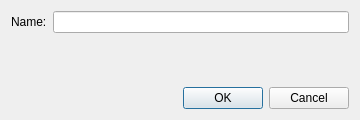
dchapyshev/aspia, file source/client/ui/hosts/router_workspace_dialog.ui: the form before one commit.
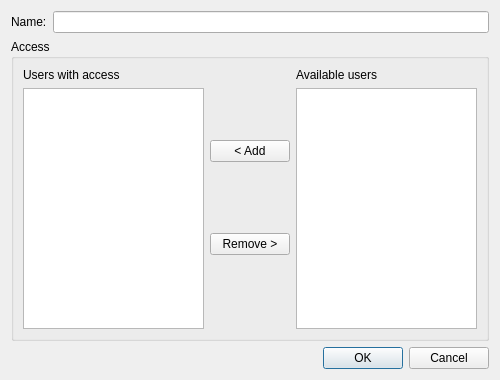
The form after the commit. Custom widgets are drawn as their Qt base class.

Commit message: Implement access management.

The edit to the form file:
```diff
--- a/source/client/ui/hosts/router_workspace_dialog.ui
+++ b/source/client/ui/hosts/router_workspace_dialog.ui
@@ -6,8 +6,8 @@
    <rect>
     <x>0</x>
     <y>0</y>
-    <width>360</width>
-    <height>120</height>
+    <width>500</width>
+    <height>380</height>
    </rect>
   </property>
   <property name="windowTitle">
@@ -32,17 +32,79 @@
     </layout>
    </item>
    <item>
-    <spacer name="verticalSpacer">
-     <property name="orientation">
-      <enum>Qt::Orientation::Vertical</enum>
+    <widget class="QGroupBox" name="group_access">
+     <property name="title">
+      <string>Access</string>
      </property>
-     <property name="sizeHint" stdset="0">
-      <size>
-       <width>20</width>
-       <height>10</height>
-      </size>
-     </property>
-    </spacer>
+     <layout class="QHBoxLayout" name="horizontalLayout_access">
+      <item>
+       <layout class="QVBoxLayout" name="verticalLayout_left">
+        <item>
+         <widget class="QLabel" name="label_with_access">
+          <property name="text">
+           <string>Users with access</string>
+          </property>
+         </widget>
+        </item>
+        <item>
+         <widget class="QListWidget" name="list_with_access"/>
+        </item>
+       </layout>
+      </item>
+      <item>
+       <layout class="QVBoxLayout" name="verticalLayout_buttons">
+        <item>
+         <spacer name="verticalSpacer_top">
+          <property name="orientation">
+           <enum>Qt::Orientation::Vertical</enum>
+          </property>
+         </spacer>
+        </item>
+        <item>
+         <widget class="QPushButton" name="button_add">
+          <property name="text">
+           <string>&lt; Add</string>
+          </property>
+          <property name="toolTip">
+           <string>Grant access to the selected user</string>
+          </property>
+         </widget>
+        </item>
+        <item>
+         <widget class="QPushButton" name="button_remove">
+          <property name="text">
+           <string>Remove &gt;</string>
+          </property>
+          <property name="toolTip">
+           <string>Revoke access from the selected user</string>
+          </property>
+         </widget>
+        </item>
+        <item>
+         <spacer name="verticalSpacer_bottom">
+          <property name="orientation">
+           <enum>Qt::Orientation::Vertical</enum>
+          </property>
+         </spacer>
+        </item>
+       </layout>
+      </item>
+      <item>
+       <layout class="QVBoxLayout" name="verticalLayout_right">
+        <item>
+         <widget class="QLabel" name="label_available">
+          <property name="text">
+           <string>Available users</string>
+          </property>
+         </widget>
+        </item>
+        <item>
+         <widget class="QListWidget" name="list_available"/>
+        </item>
+       </layout>
+      </item>
+     </layout>
+    </widget>
    </item>
    <item>
     <widget class="DialogButtonBox" name="buttonbox">
```
The commit also changes 10 other files.
